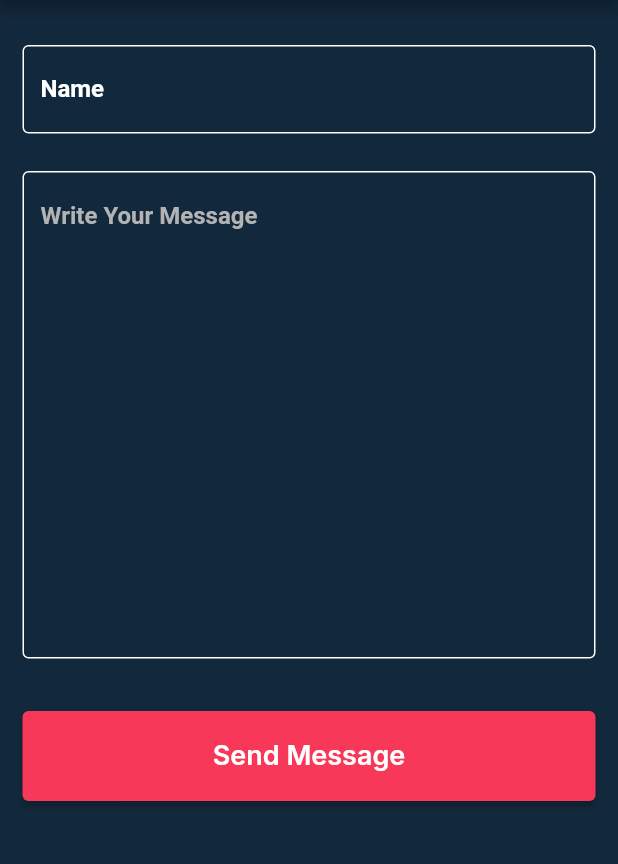
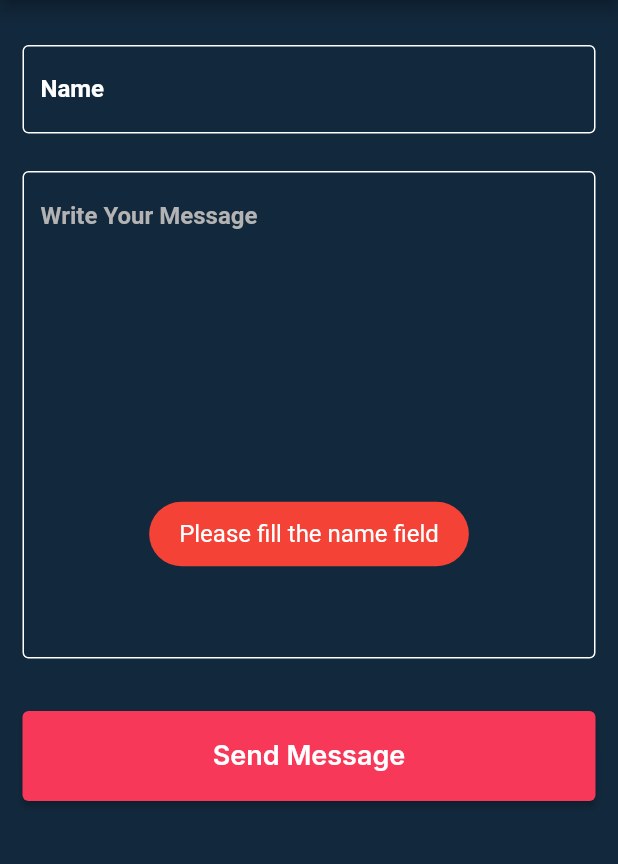
Before and after one commit to Adil01012000/Education_Alert_Mobile, a Flutter app: the SendFeedback screen opened directly, after a tap on "Send Message", on a phone screen of 412 x 824 dp, the part 84-948 px from its top. Run offline on Flutter 3.47's test engine with Material 2 defaults, Android fonts, the phone set to English and light mode, and no system bars; our stand-ins replace carousel_slider, cloud_firestore, firebase_auth, firebase_core, fluttertoast, gap and 2 more; accounts and stored records are empty.

```diff
--- /dev/null
+++ b/lib/firebase/genericServices.dart
@@ -0,0 +1,32 @@
+import 'package:cloud_firestore/cloud_firestore.dart';
+import 'package:edualert/firebase/userAuth.dart';
+import 'package:firebase_auth/firebase_auth.dart';
+import 'package:flutter/material.dart';
+
+class GenericServices {
+  AuthenticationServices authenticationServices = AuthenticationServices();
+  Future<void> addFeedback(
+      String name, String message, BuildContext context) async {
+    try {
+      if (name.isEmpty) {
+        authenticationServices.showMessage('Please fill the name field');
+        return;
+      } else if (message.isEmpty) {
+        authenticationServices.showMessage('Please fill the message field');
+        return;
+      } else {
+        String uid = FirebaseAuth.instance.currentUser!.uid;
+        DocumentReference docRef =
+            await FirebaseFirestore.instance.collection('feedback').add({
+          'uid': uid,
+          'name': name,
+          'message': message,
+        });
+
+        authenticationServices.showMessage('Feedbac submitted successfully');
+      }
+    } catch (error) {
+      authenticationServices.showMessage('Error adding feedback: $error');
+    }
+  }
+}
--- a/lib/views/generic/send_feedback.dart
+++ b/lib/views/generic/send_feedback.dart
@@ -1,5 +1,6 @@
 // ignore_for_file: prefer_const_constructors, unnecessary_import, implementation_imports, unused_import, unnecessary_new
 
+import 'package:edualert/firebase/genericServices.dart';
 import 'package:flutter/material.dart';
 import 'package:flutter/src/widgets/framework.dart';
 import 'package:flutter/src/widgets/placeholder.dart';
@@ -14,6 +15,9 @@ class SendFeedback extends StatefulWidget {
 }
 
 class _SendFeedbackState extends State<SendFeedback> {
+  TextEditingController _nameController = TextEditingController();
+  TextEditingController _feedbackController = TextEditingController();
+  GenericServices genericServices = GenericServices();
   @override
   Widget build(BuildContext context) {
     return Scaffold(
@@ -42,6 +46,7 @@ class _SendFeedbackState extends State<SendFeedback> {
               Padding(
                 padding: EdgeInsets.fromLTRB(15, 30, 15, 5),
                 child: TextField(
+                  controller: _nameController,
                   decoration: InputDecoration(
                     labelText: 'Name',
                     labelStyle: TextStyle(
@@ -71,6 +76,7 @@ class _SendFeedbackState extends State<SendFeedback> {
               Padding(
                 padding: EdgeInsets.fromLTRB(15, 20, 15, 5),
                 child: TextField(
+                  controller: _feedbackController,
                   maxLines: 15,
                   decoration: InputDecoration(
                     // labelText: 'Message',
@@ -104,7 +110,10 @@ class _SendFeedbackState extends State<SendFeedback> {
                 width: MediaQuery.of(context).size.width,
                 height: 90,
                 child: ElevatedButton(
-                  onPressed: () {},
+                  onPressed: () {
+                    genericServices.addFeedback(_nameController.text,
+                        _feedbackController.text, context);
+                  },
                   style: ButtonStyle(
                     backgroundColor: MaterialStateProperty.all<Color>(
                       const Color.fromARGB(255, 247, 56, 89),
```
